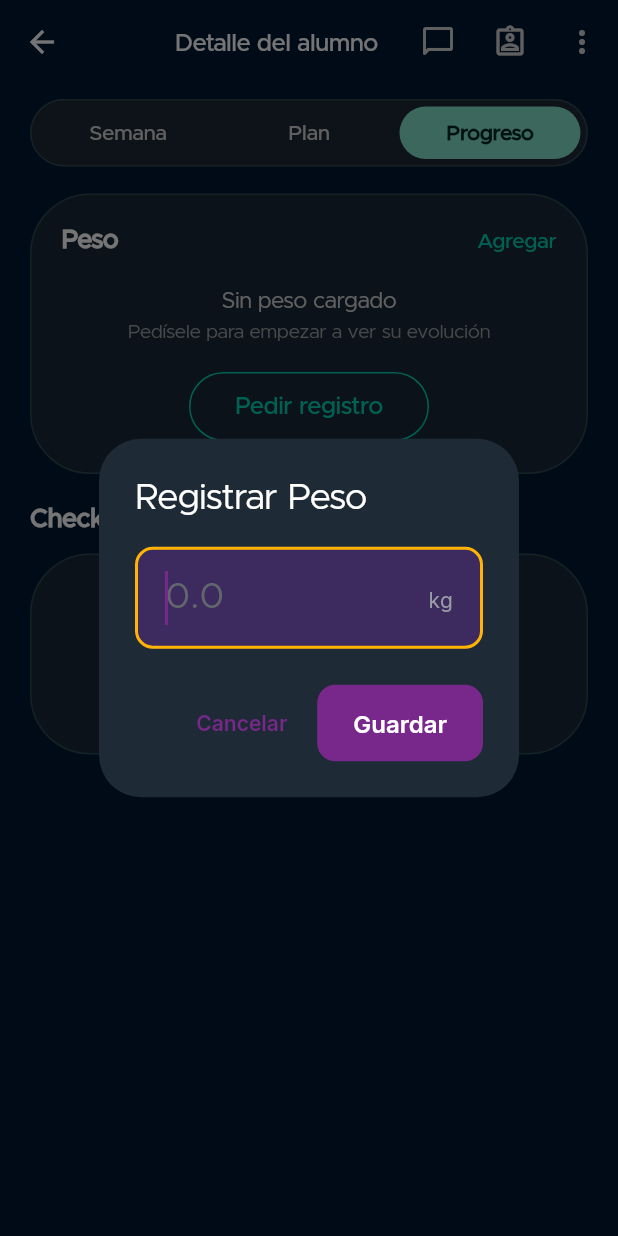
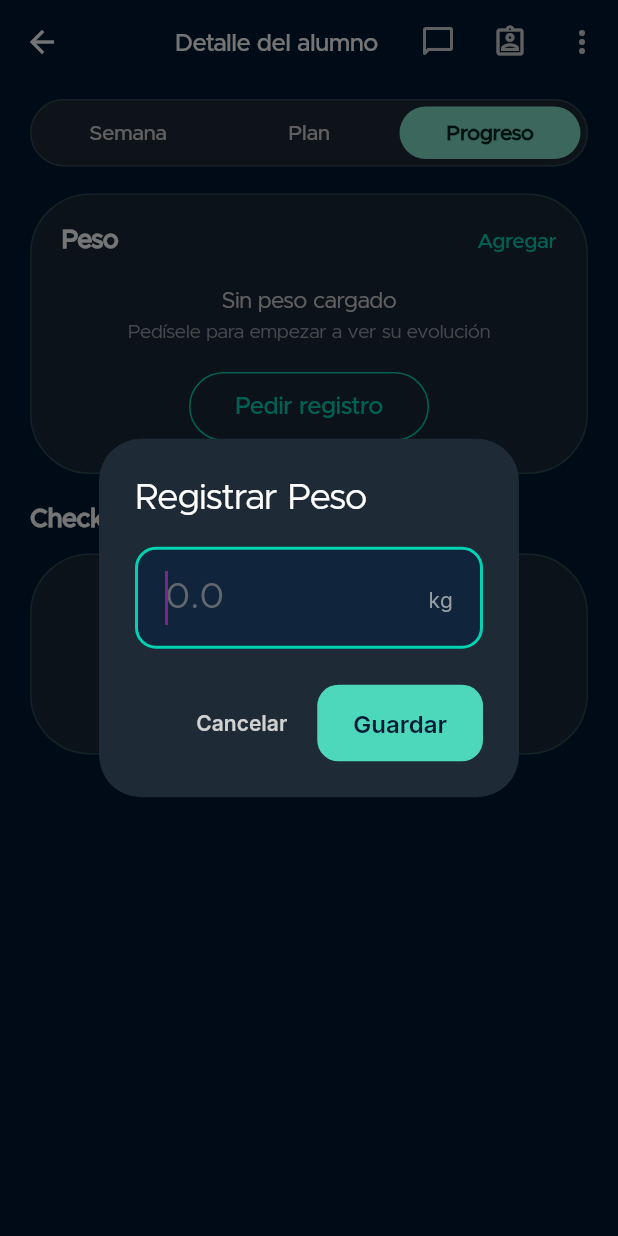
Before and after one commit to CENTR25/CENTR, a Flutter app: the StudentDetailScreen screen opened directly with empty values, after a tap on "Plan", after a tap on "Progreso", after a tap on "Agregar", on a phone screen of 412 x 824 dp. Run offline on Flutter 3.47's test engine with Material 3 defaults, Android fonts, the phone set to English and light mode, and no system bars; our stand-ins replace audioplayers, cached_network_image, cross_file, fl_chart, flutter_local_notifications, flutter_riverpod and 9 more; missing offline and left inert: dart:html, dart:ui_web, record; accounts and stored records are empty; network calls fail; project files that could hold a hidden picture were left out.

Commit message:
Fix Registrar Peso dialog still violet (theme-inherited button/input colors)

```diff
--- a/lib/features/trainer/student_detail_screen.dart
+++ b/lib/features/trainer/student_detail_screen.dart
@@ -496,16 +496,30 @@ class _StudentDetailScreenState extends ConsumerState<StudentDetailScreen> {
             fontSize: 24,
             fontFamily: 'Metropolis',
           ),
-          decoration: const InputDecoration(
+          decoration: InputDecoration(
             hintText: '0.0',
-            hintStyle: TextStyle(color: RedesignColors.primario500),
+            hintStyle: const TextStyle(color: RedesignColors.primario500),
             suffixText: 'kg',
-            suffixStyle: TextStyle(color: RedesignColors.primario400),
+            suffixStyle: const TextStyle(color: RedesignColors.primario400),
+            filled: true,
+            fillColor: RedesignColors.primario800,
+            enabledBorder: OutlineInputBorder(
+              borderRadius: BorderRadius.circular(14),
+              borderSide: BorderSide.none,
+            ),
+            focusedBorder: OutlineInputBorder(
+              borderRadius: BorderRadius.circular(14),
+              borderSide: const BorderSide(
+                  color: RedesignColors.secundario500, width: 2),
+            ),
           ),
         ),
         actions: [
           TextButton(
             onPressed: () => Navigator.pop(ctx),
+            style: TextButton.styleFrom(
+              foregroundColor: RedesignColors.primario300,
+            ),
             child: const Text('Cancelar'),
           ),
           ElevatedButton(
@@ -543,6 +557,14 @@ class _StudentDetailScreenState extends ConsumerState<StudentDetailScreen> {
                 }
               }
             },
+            style: ElevatedButton.styleFrom(
+              backgroundColor: RedesignColors.actionPrimary,
+              foregroundColor: RedesignColors.onActionPrimary,
+              shape: RoundedRectangleBorder(
+                borderRadius: BorderRadius.circular(14),
+              ),
+              elevation: 0,
+            ),
             child: const Text('Guardar'),
           ),
         ],
```
